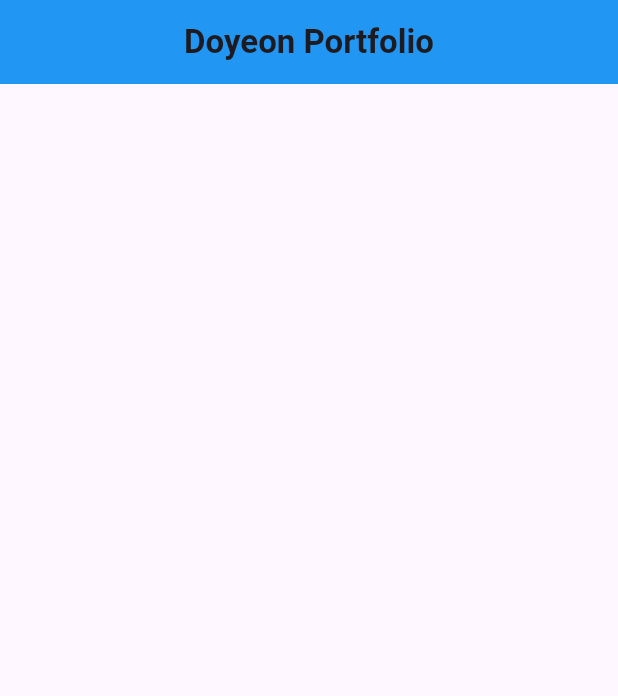
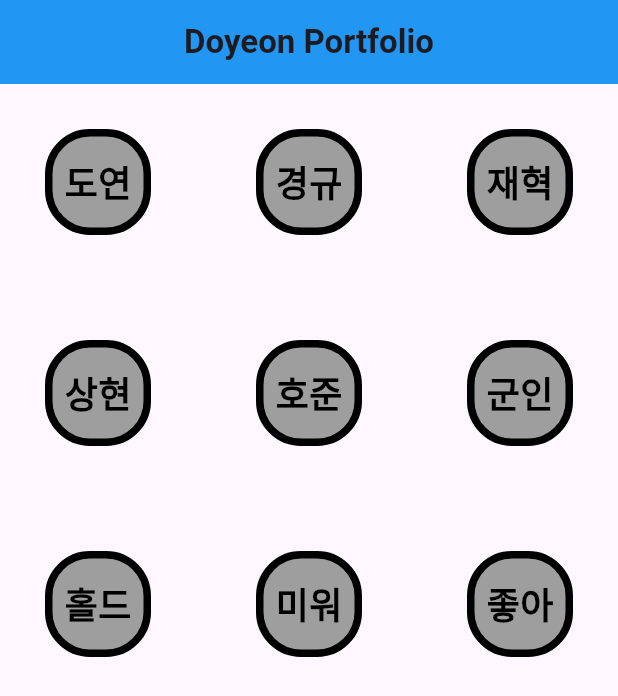
Before and after one commit to DoyeonKR/flutter-Practice, a Flutter app: the screen it shows after launch, on a phone screen of 412 x 824 dp. Shown: the top 696 px of the screen. Run offline on Flutter 3.47's test engine with Material 3 defaults, Android fonts, the light colour scheme and no system bars.

Commit message:
24-02-34 commit

```diff
--- a/lib/main.dart
+++ b/lib/main.dart
@@ -1,29 +1,15 @@
 import 'package:flutter/material.dart';
+import 'screens/homescreen.dart';
 
 void main() {
   runApp(MyApp());
 }
 
 class MyApp extends StatelessWidget {
-  MyApp({Key? key}) : super(key: key);
-
-  // final List<String> items = [
-  //   '표준 WEB 1.0/2.0', 'PC HUB', 'PC쿠팡 HUB', 'SMPAY HUB', '허브 배치키 발급', 'ARS배치키 조회', '배치키 승인', '배치키로 카드번호 조회'
-  // ];
-
   @override
   Widget build(BuildContext context) {
     return MaterialApp(
-      home: Scaffold(
-        appBar: AppBar(
-          title: Text(
-            'Doyeon Portfolio',
-            style: TextStyle(fontWeight: FontWeight.bold),
-          ),
-          centerTitle: true,
-          backgroundColor: Colors.blue,
-        ),
-      ),
+      home: HomeScreen(),
     );
   }
 }
--- /dev/null
+++ b/lib/screens/homescreen.dart
@@ -0,0 +1,16 @@
+import 'package:flutter/material.dart';
+import '../widget/customgrid.dart';
+
+class HomeScreen extends StatelessWidget {
+  @override
+  Widget build(BuildContext context) {
+    return Scaffold(
+      appBar: AppBar(
+        title: Text('Doyeon Portfolio', style: TextStyle(fontWeight: FontWeight.bold)),
+        centerTitle: true,
+        backgroundColor: Colors.blue,
+      ),
+      body: CustomGrid(),
+    );
+  }
+}
--- /dev/null
+++ b/lib/widget/customgrid.dart
@@ -0,0 +1,56 @@
+import 'package:flutter/material.dart';
+import '../screens/detail_screen.dart'; // 디테일 스크린 임포트
+
+class CustomGrid extends StatelessWidget {
+  final List<String> boxNames = [
+    '도연' , '경규' , '재혁',
+    '상현' , '호준' , '군인',
+    '홀드' , '미워' , '좋아'
+  ];
+
+
+  @override
+  Widget build(BuildContext context) {
+    return Padding(
+      padding: const EdgeInsets.all(30.0),
+      child: GridView.builder(
+        gridDelegate: SliverGridDelegateWithFixedCrossAxisCount(
+          crossAxisCount: 3,
+          crossAxisSpacing: 70,
+          mainAxisSpacing: 70,
+          childAspectRatio: 1 / 1,
+        ),
+        itemCount: boxNames.length,
+        itemBuilder: (context, index) {
+          return GestureDetector(
+            onTap: () {
+              Navigator.push(
+                context,
+                MaterialPageRoute(
+                  builder: (context) => DetailScreen(name: boxNames[index]),
+                ),
+              );
+            },
+            child: Container(
+              decoration: BoxDecoration(
+                color: Colors.grey,
+                borderRadius: BorderRadius.circular(30),
+                border: Border.all(color: Colors.black, width: 5),
+              ),
+              child: Center(
+                child: Text(
+                  boxNames[index], // 'boxNames[index]' 대신 boxNames[index] 사용
+                  style: TextStyle(
+                    color: Colors.black,
+                    fontWeight: FontWeight.bold,
+                    fontSize: 24,
+                  ),
+                ),
+              ),
+            ),
+          );
+        },
+      ),
+    );
+  }
+}
```
Also changed, not shown: lib/screens/detail_screen.dart (added, +23 -0 lines), 1 other file.
